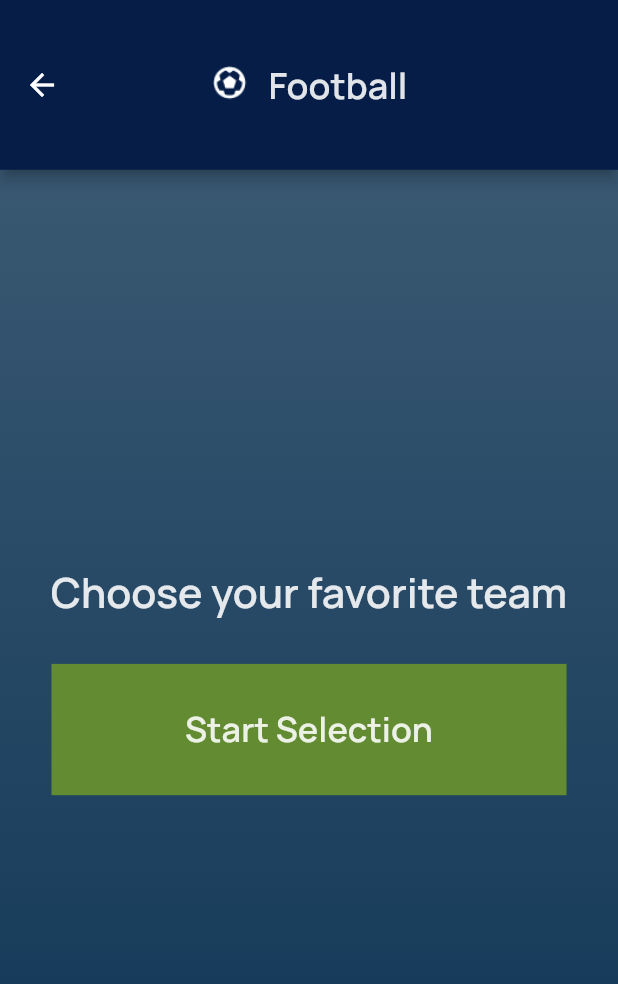
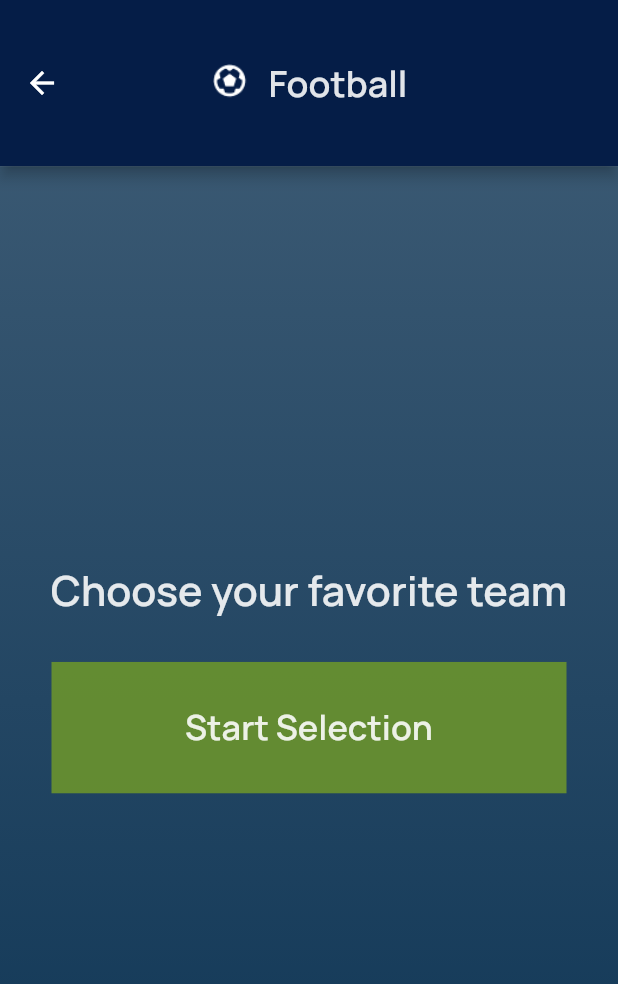
Before and after one commit to OsamaTnt/Favorite-Pick, a Flutter app: the screen it shows after launch, after a tap on "Football", on a phone screen of 412 x 824 dp. Shown: the top 984 px of the screen. Run offline on Flutter 3.47's test engine with Material 2 defaults, Android fonts, the phone set to English and light mode, and no system bars; our stand-ins replace flutter_screenutil, flutter_spinkit, flutter_svg, google_fonts; missing offline and left inert: animated_widgets, clippy_flutter; network calls fail; statements that could not run were skipped.

Commit message:
Fixing issues part 1/4

```diff
--- a/favorite_pick/lib/screens/home.dart
+++ b/favorite_pick/lib/screens/home.dart
@@ -13,10 +13,10 @@ class HomeScreen extends StatelessWidget{
 
   @override
   Widget build(BuildContext context) {
-    return Scaffold(
+    return LayoutBuilder(
+      builder: (context, constraints) =>
+      Scaffold(
         appBar: appBar(
-        height: 88.h,
-        bgColor: const Color(0xff051D47),
           title: 'Choose sports',
           bTrailingIcon: false,
         ),
@@ -53,6 +53,7 @@ class HomeScreen extends StatelessWidget{
                 color: const Color(0xff6e9dbf),
               );
             },
+          ),
         ),
       ),
     );
--- a/favorite_pick/lib/screens/start.dart
+++ b/favorite_pick/lib/screens/start.dart
@@ -13,10 +13,10 @@ class StartScreen extends StatelessWidget{
 
   @override
   Widget build(BuildContext context) {
-    return Scaffold(
+    return LayoutBuilder(
+      builder: (context, constraints) =>
+      Scaffold(
         appBar: appBar(
-        height: 88.h,
-        bgColor: const Color(0xff051D47),
           title: Provider.of<Data>(context, listen:false).activeSport.toString(),
           iconPath: Provider.of<Data>(context, listen:false).getSportIconPath(),
           bIcon: true,
@@ -83,6 +83,7 @@ class StartScreen extends StatelessWidget{
             ],
           ),
         ),
+      ),
     );
   }
 
--- a/favorite_pick/lib/widgets/appBar.dart
+++ b/favorite_pick/lib/widgets/appBar.dart
@@ -6,12 +6,12 @@ import 'package:google_fonts/google_fonts.dart';
 
 
 
-AppBar appBar({double? height, Color? bgColor, required String title, String? iconPath, bool? bIcon=false, bool? bTrailingIcon=false,}){
+AppBar appBar({required String title, String? iconPath, bool? bIcon=false, bool? bTrailingIcon=false,}){
   String sportTitle = Data.getSportTranslation(title);
 
   return AppBar(
-    toolbarHeight: height,
-    backgroundColor: bgColor,
+    toolbarHeight: 86.h,
+    backgroundColor: const Color(0xff051D47),
     centerTitle: true,
     title: (bIcon==false || iconPath?.isEmpty==true || iconPath=='')?
     Text(
```
Also changed, not shown: favorite_pick/lib/data.dart (+17 -14 lines), favorite_pick/lib/screens/game_play.dart (+9 -4 lines), favorite_pick/lib/screens/results.dart (+20 -37 lines). Lines whose indentation alone changed are shown as unchanged.
